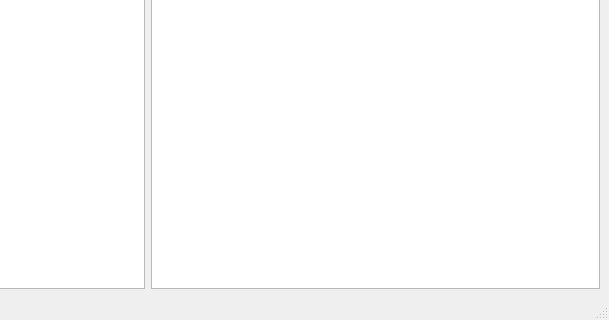
Qt form MainWindow.ui (LiquidityProtocol/AMM-Simulator) before a commit; both pictures show x 768 to 1377 and y 539 to 859 of the 1377 by 859 pixel window.
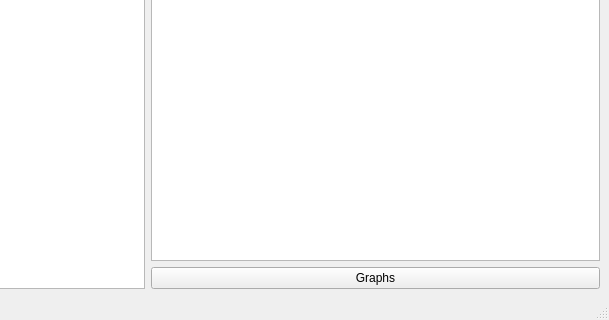
The same form after that commit.

Commit message: Added a new window to display graphs (example graph for now))

Diff of the .ui file:
```diff
--- a/MainWindow.ui
+++ b/MainWindow.ui
@@ -101,6 +101,13 @@
       <item>
        <widget class="QListWidget" name="listWidget_3"/>
       </item>
+      <item>
+       <widget class="QPushButton" name="pushButton_3">
+        <property name="text">
+         <string>Graphs</string>
+        </property>
+       </widget>
+      </item>
      </layout>
     </item>
    </layout>
```
Left out of the diff: 2 changed lines with no effect on the pictures. The commit also changes 7 other files.
